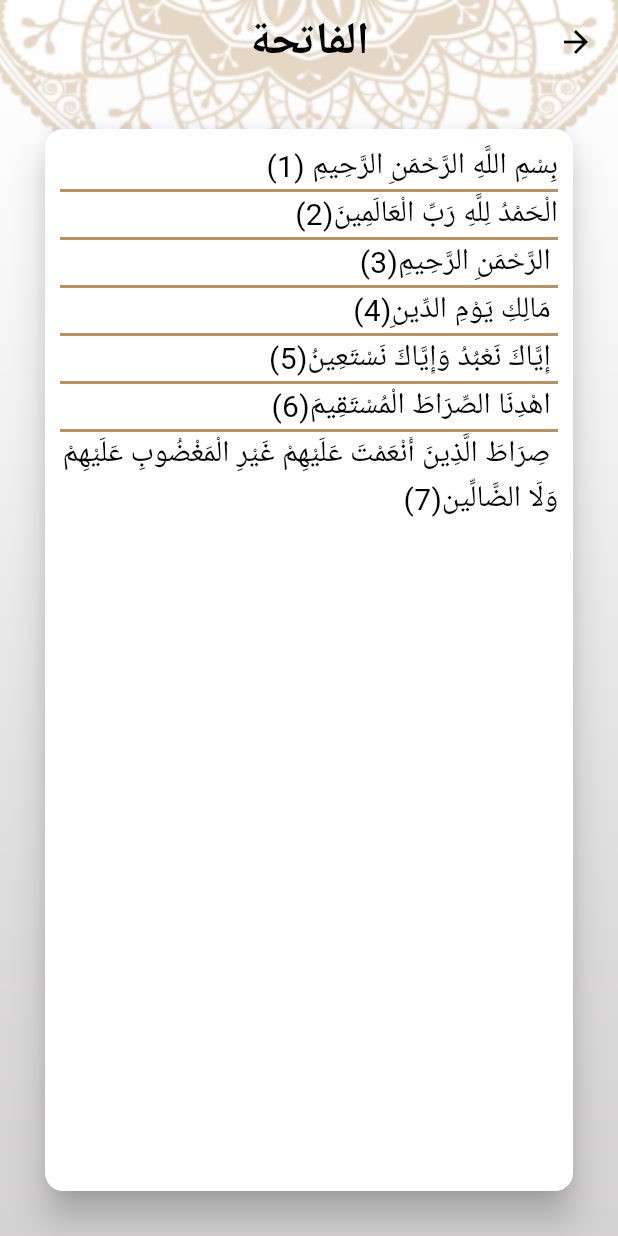
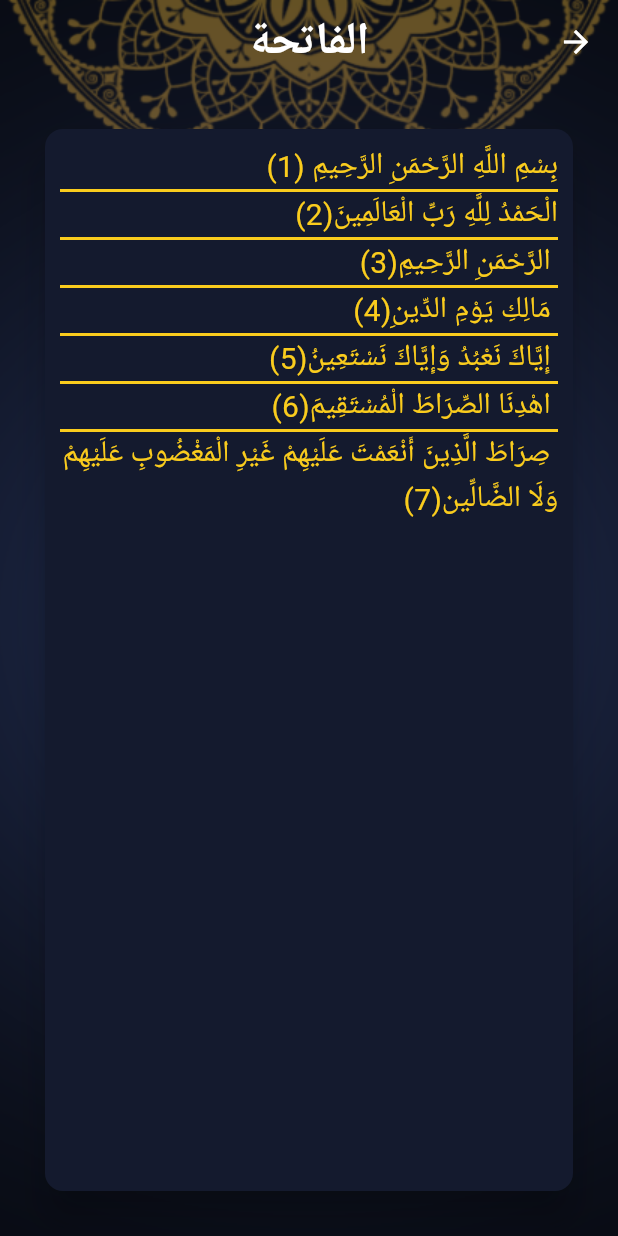
Before and after one commit to NoureenSaad/Islami_App, a Flutter app: the screen it shows after launch, after a tap on "الفاتحة", on a phone screen of 412 x 824 dp. Run offline on Flutter 3.47's test engine with Material 3 defaults, Android fonts, the phone set to English and light mode, and no system bars; our stand-ins replace shared_preferences; generated files the repository leaves out were written again.

```diff
--- a/lib/main.dart
+++ b/lib/main.dart
@@ -7,10 +7,15 @@ import 'package:flutter/material.dart';
 import 'package:flutter_localizations/flutter_localizations.dart';
 import 'package:flutter_gen/gen_l10n/app_localizations.dart';
 import 'package:provider/provider.dart';
+import 'package:shared_preferences/shared_preferences.dart';
 
-void main() {
+void main() async{
+  WidgetsFlutterBinding.ensureInitialized();
+  SharedPreferences prefs = await SharedPreferences.getInstance();
   runApp(ChangeNotifierProvider(
-    create: (context)=>SettingsProvider(),
+    create: (context)=>SettingsProvider(
+      isDarkTheme: prefs.getBool("isDarkTheme")?? true
+    ),
     child: MyApp()
   ));
 }
--- a/lib/providers/settings_provider.dart
+++ b/lib/providers/settings_provider.dart
@@ -1,13 +1,26 @@
 import 'package:flutter/material.dart';
+import 'package:shared_preferences/shared_preferences.dart';
 
 // observable, subject, publisher
 class SettingsProvider extends ChangeNotifier{
-  ThemeMode theme = ThemeMode.light;
+  late ThemeMode theme;
   String language = "ar";
 
-  void changeTheme(ThemeMode newTheme){
+  SettingsProvider({required bool isDarkTheme}){
+    theme = isDarkTheme? ThemeMode.dark: ThemeMode.light;
+  }
+
+  void changeTheme(ThemeMode newTheme) async{
+    SharedPreferences prefs = await SharedPreferences.getInstance();
     if(theme == newTheme) return;
-    theme = newTheme;
+    if(theme == ThemeMode.dark){
+      theme = newTheme;
+      prefs.setBool("isDarkTheme",true);
+    }
+    else{
+      theme = newTheme;
+      prefs.setBool("isDarkTheme",false);
+    }
     notifyListeners();
   }
 
--- a/pubspec.yaml
+++ b/pubspec.yaml
@@ -39,6 +39,7 @@ dependencies:
     sdk: flutter
   intl: any
   provider: ^6.1.1
+  shared_preferences: ^2.2.2
 
 dev_dependencies:
   flutter_test:
```
Also changed, not shown: pubspec.lock.
